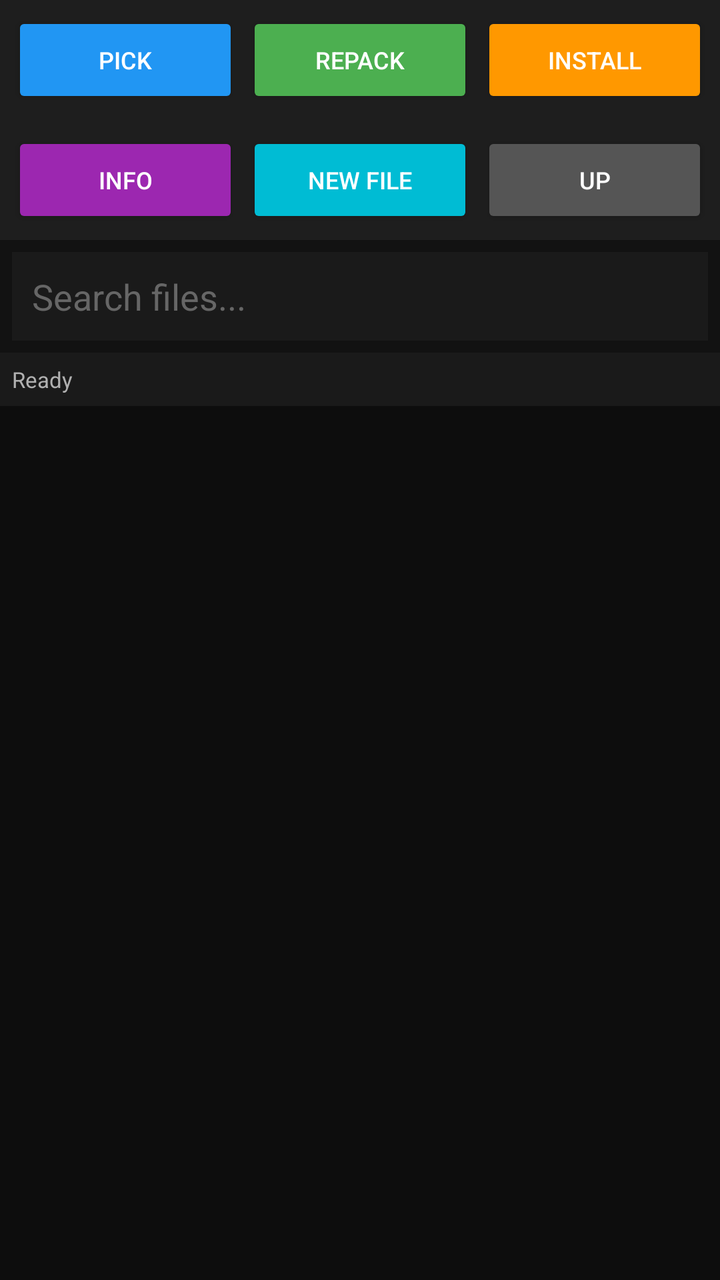
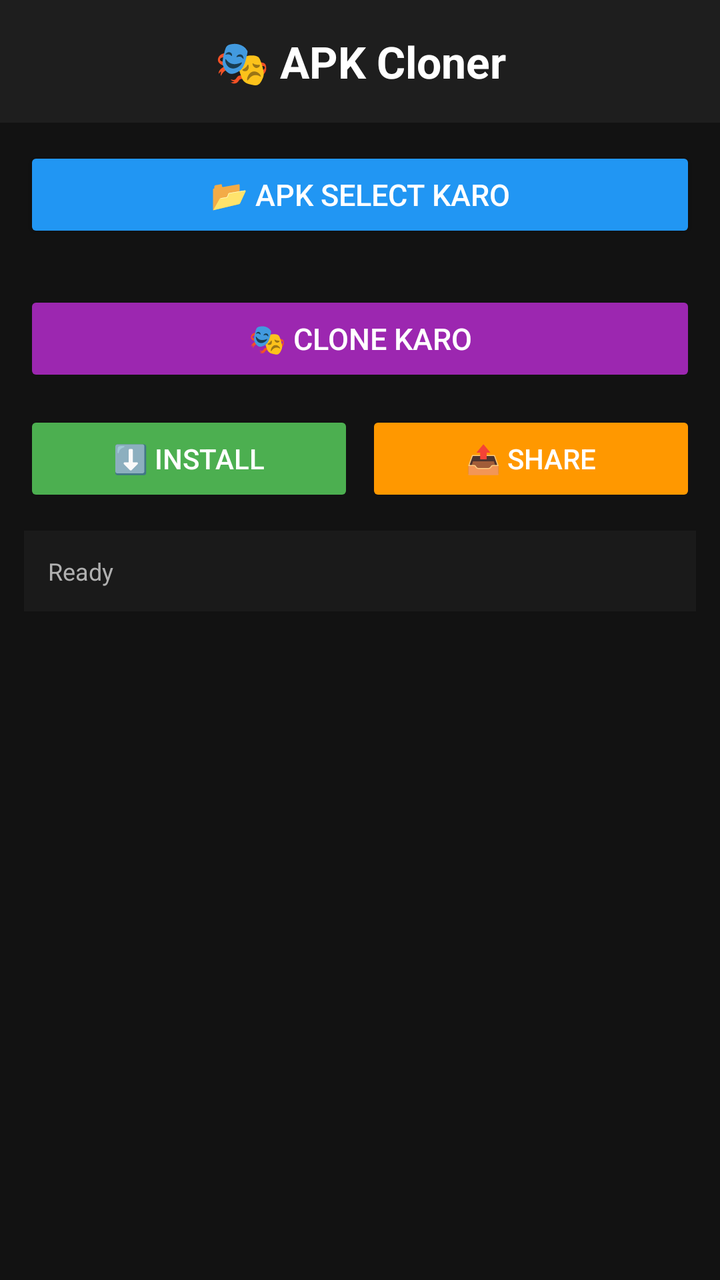

Compare the two renders of this Android layout. The source of the first and the diff that turns it into the second are given below.
<!-- AndroidManifest.xml: application theme Theme.APKStudio -->
<!-- res/layout/activity_main.xml -->
<?xml version="1.0" encoding="utf-8"?>
<LinearLayout xmlns:android="http://schemas.android.com/apk/res/android"
    android:orientation="vertical"
    android:layout_width="match_parent"
    android:layout_height="match_parent"
    android:background="#121212">

    <LinearLayout
        android:orientation="horizontal"
        android:padding="6dp"
        android:background="#1E1E1E"
        android:layout_width="match_parent"
        android:layout_height="wrap_content">

        <Button android:id="@+id/btnPick"
            android:text="Pick"
            android:textColor="#FFF" android:textSize="12sp"
            android:backgroundTint="#2196F3"
            android:layout_width="0dp" android:layout_weight="1"
            android:layout_height="wrap_content"/>

        <Button android:id="@+id/btnRepack"
            android:text="Repack"
            android:textColor="#FFF" android:textSize="12sp"
            android:backgroundTint="#4CAF50"
            android:layout_marginStart="4dp"
            android:layout_width="0dp" android:layout_weight="1"
            android:layout_height="wrap_content"/>

        <Button android:id="@+id/btnInstall"
            android:text="Install"
            android:textColor="#FFF" android:textSize="12sp"
            android:backgroundTint="#FF9800"
            android:layout_marginStart="4dp"
            android:layout_width="0dp" android:layout_weight="1"
            android:layout_height="wrap_content"/>
    </LinearLayout>

    <LinearLayout
        android:orientation="horizontal"
        android:padding="6dp"
        android:background="#1E1E1E"
        android:layout_width="match_parent"
        android:layout_height="wrap_content">

        <Button android:id="@+id/btnInfo"
            android:text="Info"
            android:textColor="#FFF" android:textSize="12sp"
            android:backgroundTint="#9C27B0"
            android:layout_width="0dp" android:layout_weight="1"
            android:layout_height="wrap_content"/>

        <Button android:id="@+id/btnNewFile"
            android:text="New File"
            android:textColor="#FFF" android:textSize="12sp"
            android:backgroundTint="#00BCD4"
            android:layout_marginStart="4dp"
            android:layout_width="0dp" android:layout_weight="1"
            android:layout_height="wrap_content"/>

        <Button android:id="@+id/btnBack"
            android:text="Up"
            android:textColor="#FFF" android:textSize="12sp"
            android:backgroundTint="#555"
            android:layout_marginStart="4dp"
            android:layout_width="0dp" android:layout_weight="1"
            android:layout_height="wrap_content"/>
    </LinearLayout>

    <EditText android:id="@+id/etSearch"
        android:hint="Search files..."
        android:textColorHint="#666"
        android:textColor="#FFF"
        android:padding="10dp"
        android:background="#1A1A1A"
        android:layout_margin="6dp"
        android:layout_width="match_parent"
        android:layout_height="wrap_content"/>

    <TextView android:id="@+id/tvStatus"
        android:text="Ready"
        android:textColor="#B0B0B0"
        android:textSize="11sp"
        android:padding="6dp"
        android:background="#1A1A1A"
        android:layout_width="match_parent"
        android:layout_height="wrap_content"/>

    <ProgressBar android:id="@+id/progress"
        android:visibility="gone"
        android:layout_gravity="center"
        android:layout_margin="8dp"
        android:layout_width="wrap_content"
        android:layout_height="wrap_content"/>

    <androidx.recyclerview.widget.RecyclerView
        android:id="@+id/recycler"
        android:background="#0D0D0D"
        android:layout_width="match_parent"
        android:layout_height="0dp"
        android:layout_weight="1"/>
</LinearLayout>
<!-- resources referenced by this layout -->
<resources>
  <style name="Theme.APKStudio" parent="Theme.MaterialComponents.DayNight.NoActionBar">
          <item name="colorPrimary">@color/primary</item>
          <item name="colorPrimaryDark">@color/primary_dark</item>
          <item name="colorAccent">@color/accent</item>
          <item name="android:windowBackground">@color/bg</item>
      </style>
  <color name="primary">#2196F3</color>
  <color name="primary_dark">#1976D2</color>
  <color name="accent">#FF9800</color>
  <color name="bg">#121212</color>
</resources>

<!-- the commit's change to res/layout/activity_main.xml (unified diff, before → after) -->
@@ -5,98 +5,91 @@
     android:layout_height="match_parent"
     android:background="#121212">
 
+    <TextView
+        android:text="🎭 APK Cloner"
+        android:textColor="#FFF"
+        android:textSize="22sp"
+        android:textStyle="bold"
+        android:padding="16dp"
+        android:gravity="center"
+        android:background="#1E1E1E"
+        android:layout_width="match_parent"
+        android:layout_height="wrap_content"/>
+
+    <Button android:id="@+id/btnPick"
+        android:text="📂 APK Select Karo"
+        android:textColor="#FFF"
+        android:textSize="15sp"
+        android:backgroundTint="#2196F3"
+        android:layout_margin="12dp"
+        android:layout_width="match_parent"
+        android:layout_height="wrap_content"/>
+
+    <TextView android:id="@+id/tvInfo"
+        android:textColor="#FFF"
+        android:textSize="13sp"
+        android:padding="16dp"
+        android:background="#1A1A1A"
+        android:visibility="gone"
+        android:layout_marginStart="12dp"
+        android:layout_marginEnd="12dp"
+        android:layout_width="match_parent"
+        android:layout_height="wrap_content"/>
+
+    <Button android:id="@+id/btnClone"
+        android:text="🎭 Clone Karo"
+        android:textColor="#FFF"
+        android:textSize="15sp"
+        android:backgroundTint="#9C27B0"
+        android:enabled="false"
+        android:layout_margin="12dp"
+        android:layout_width="match_parent"
+        android:layout_height="wrap_content"/>
+
     <LinearLayout
         android:orientation="horizontal"
-        android:padding="6dp"
-        android:background="#1E1E1E"
+        android:layout_marginStart="12dp"
+        android:layout_marginEnd="12dp"
         android:layout_width="match_parent"
         android:layout_height="wrap_content">
 
-        <Button android:id="@+id/btnPick"
-            android:text="Pick"
-            android:textColor="#FFF" android:textSize="12sp"
-            android:backgroundTint="#2196F3"
-            android:layout_width="0dp" android:layout_weight="1"
+        <Button android:id="@+id/btnInstall"
+            android:text="⬇️ Install"
+            android:textColor="#FFF"
+            android:textSize="14sp"
+            android:backgroundTint="#4CAF50"
+            android:enabled="false"
+            android:layout_width="0dp"
+            android:layout_weight="1"
             android:layout_height="wrap_content"/>
 
-        <Button android:id="@+id/btnRepack"
-            android:text="Repack"
-            android:textColor="#FFF" android:textSize="12sp"
-            android:backgroundTint="#4CAF50"
-            android:layout_marginStart="4dp"
-            android:layout_width="0dp" android:layout_weight="1"
-            android:layout_height="wrap_content"/>
-
-        <Button android:id="@+id/btnInstall"
-            android:text="Install"
-            android:textColor="#FFF" android:textSize="12sp"
+        <Button android:id="@+id/btnShare"
+            android:text="📤 Share"
+            android:textColor="#FFF"
+            android:textSize="14sp"
             android:backgroundTint="#FF9800"
-            android:layout_marginStart="4dp"
-            android:layout_width="0dp" android:layout_weight="1"
+            android:enabled="false"
+            android:layout_marginStart="6dp"
+            android:layout_width="0dp"
+            android:layout_weight="1"
             android:layout_height="wrap_content"/>
     </LinearLayout>
 
-    <LinearLayout
-        android:orientation="horizontal"
-        android:padding="6dp"
-        android:background="#1E1E1E"
-        android:layout_width="match_parent"
-        android:layout_height="wrap_content">
-
-        <Button android:id="@+id/btnInfo"
-            android:text="Info"
-            android:textColor="#FFF" android:textSize="12sp"
-            android:backgroundTint="#9C27B0"
-            android:layout_width="0dp" android:layout_weight="1"
-            android:layout_height="wrap_content"/>
-
-        <Button android:id="@+id/btnNewFile"
-            android:text="New File"
-            android:textColor="#FFF" android:textSize="12sp"
-            android:backgroundTint="#00BCD4"
-            android:layout_marginStart="4dp"
-            android:layout_width="0dp" android:layout_weight="1"
-            android:layout_height="wrap_content"/>
-
-        <Button android:id="@+id/btnBack"
-            android:text="Up"
-            android:textColor="#FFF" android:textSize="12sp"
-            android:backgroundTint="#555"
-            android:layout_marginStart="4dp"
-            android:layout_width="0dp" android:layout_weight="1"
-            android:layout_height="wrap_content"/>
-    </LinearLayout>
-
-    <EditText android:id="@+id/etSearch"
-        android:hint="Search files..."
-        android:textColorHint="#666"
-        android:textColor="#FFF"
-        android:padding="10dp"
-        android:background="#1A1A1A"
-        android:layout_margin="6dp"
-        android:layout_width="match_parent"
+    <ProgressBar android:id="@+id/progress"
+        android:visibility="gone"
+        android:layout_gravity="center"
+        android:layout_margin="20dp"
+        android:layout_width="wrap_content"
         android:layout_height="wrap_content"/>
 
     <TextView android:id="@+id/tvStatus"
         android:text="Ready"
         android:textColor="#B0B0B0"
-        android:textSize="11sp"
-        android:padding="6dp"
+        android:textSize="12sp"
+        android:padding="12dp"
         android:background="#1A1A1A"
+        android:layout_margin="12dp"
         android:layout_width="match_parent"
         android:layout_height="wrap_content"/>
 
-    <ProgressBar android:id="@+id/progress"
-        android:visibility="gone"
-        android:layout_gravity="center"
-        android:layout_margin="8dp"
-        android:layout_width="wrap_content"
-        android:layout_height="wrap_content"/>
-
-    <androidx.recyclerview.widget.RecyclerView
-        android:id="@+id/recycler"
-        android:background="#0D0D0D"
-        android:layout_width="match_parent"
-        android:layout_height="0dp"
-        android:layout_weight="1"/>
 </LinearLayout>
